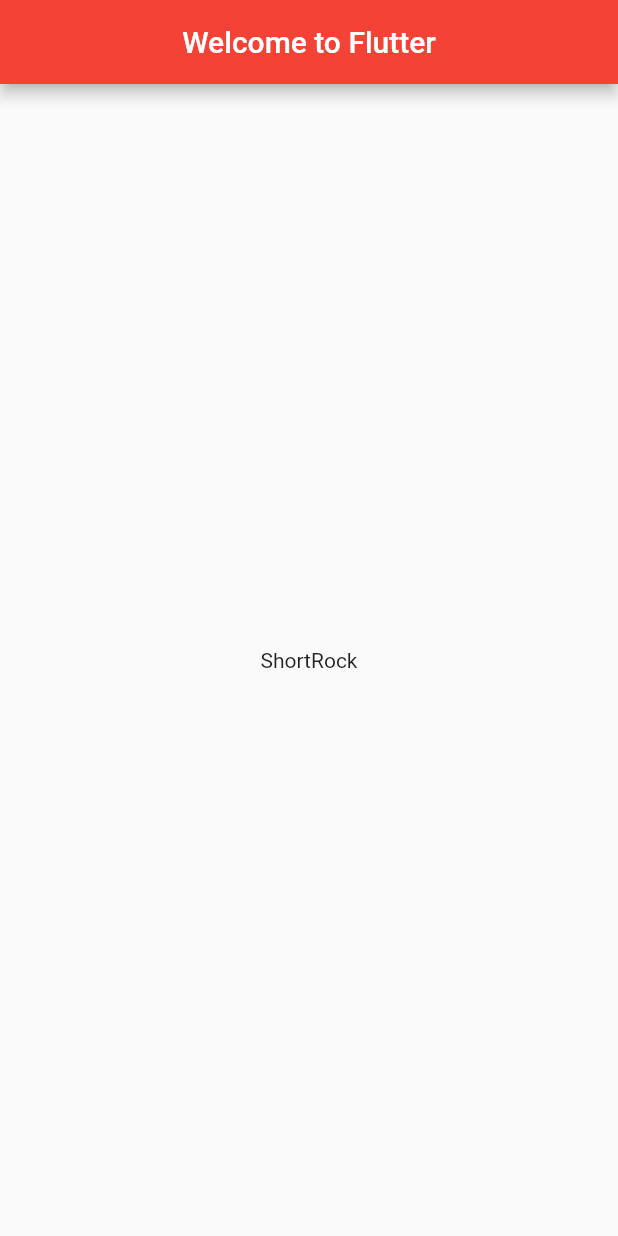
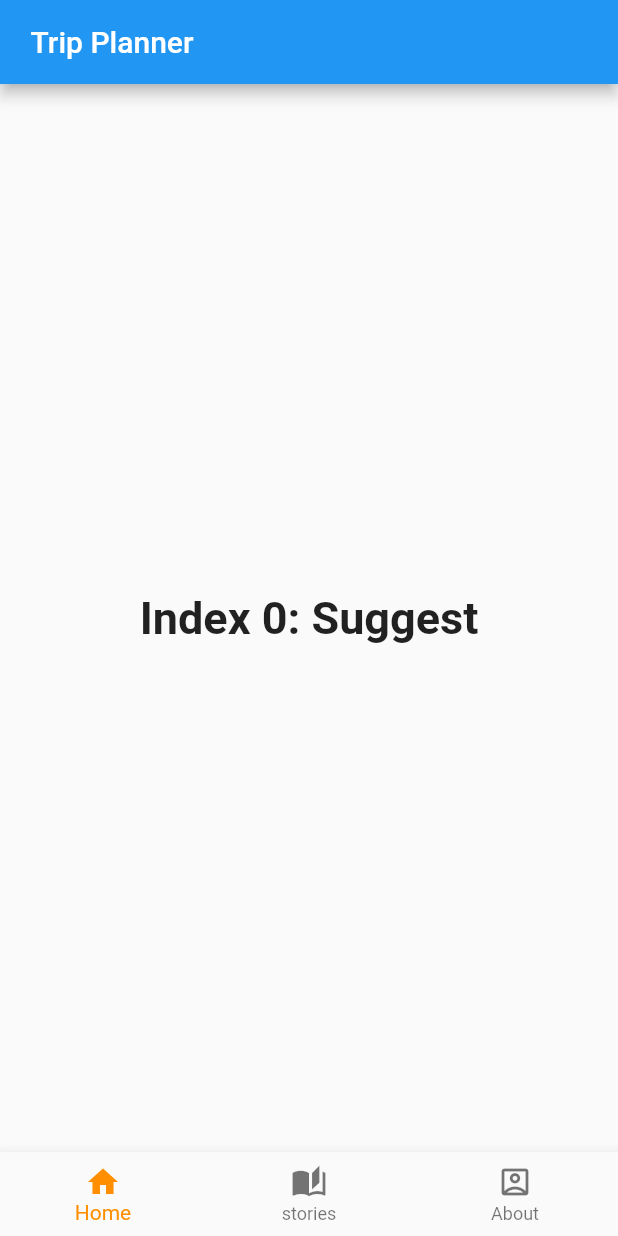
Before and after one commit to champnc/trip_planner_app, a Flutter app: the screen it shows after launch, on a phone screen of 412 x 824 dp. Run offline on Flutter 3.47's test engine with Material 2 defaults, Android fonts, the phone set to English and light mode, and no system bars.

```diff
--- a/lib/main.dart
+++ b/lib/main.dart
@@ -1,4 +1,3 @@
-import 'package:english_words/english_words.dart';
 import 'package:flutter/material.dart';
 
 void main() {
@@ -9,18 +8,72 @@ class MyApp extends StatelessWidget {
   // This widget is the root of your application.
   @override
   Widget build(BuildContext context) {
-    final  word = WordPair.random();
     return MaterialApp(
       title: 'Welcome to Flutter',
-      home: Scaffold(
-        appBar: AppBar(
-          title: Text('Welcome to Flutter'),
-          backgroundColor: Colors.red,
-          centerTitle: true,
-        ),
-        body: Center(
-          child: Text(word.asPascalCase),
-        ),
+      home: MyStatefulWidget(),
+    );
+  }
+}
+
+class MyStatefulWidget extends StatefulWidget {
+  MyStatefulWidget({Key key}) : super(key: key);
+
+  @override
+  _MyStatefulWidgetState createState() => _MyStatefulWidgetState();
+}
+
+class _MyStatefulWidgetState extends State<MyStatefulWidget> {
+  int _selectedIndex = 0;
+  static const TextStyle optionStyle =
+  TextStyle(fontSize: 30, fontWeight: FontWeight.bold);
+  static const List<Widget> _widgetOptions = <Widget>[
+    Text(
+      'Index 0: Suggest',
+      style: optionStyle,
+    ),
+    Text(
+      'Index 1: Story',
+      style: optionStyle,
+    ),
+    Text(
+      'Index 2: list',
+      style: optionStyle,
+    ),
+  ];
+
+  void _onItemTapped(int index) {
+    setState(() {
+      _selectedIndex = index;
+    });
+  }
+
+  @override
+  Widget build(BuildContext context) {
+    return Scaffold(
+      appBar: AppBar(
+        title: const Text(' Trip Planner'),
+      ),
+      body: Center(
+        child: _widgetOptions.elementAt(_selectedIndex),
+      ),
+      bottomNavigationBar: BottomNavigationBar(
+        items: const <BottomNavigationBarItem>[
+          BottomNavigationBarItem(
+            icon: Icon(Icons.home),
+            label: 'Home',
+          ),
+          BottomNavigationBarItem(
+            icon: Icon(Icons.auto_stories),
+            label: 'stories',
+          ),
+          BottomNavigationBarItem(
+            icon: Icon(Icons.account_box_outlined),
+            label: 'About',
+          ),
+        ],
+        currentIndex: _selectedIndex,
+        selectedItemColor: Colors.amber[800],
+        onTap: _onItemTapped,
       ),
     );
   }
```
